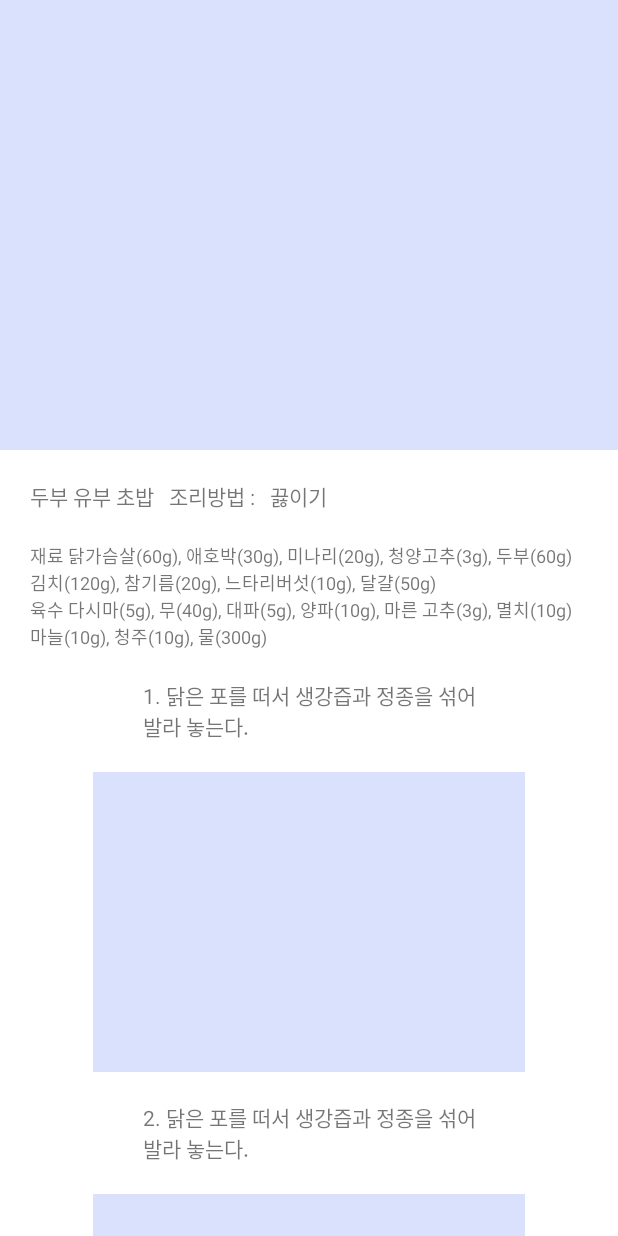
After one commit to cureasher/PicnicStore, an Android app: the layout recipe_detail_activity.xml on its own in the app's theme, with its tools: preview values and no code run, on a phone screen of 412 x 824 dp. The commit adds this screen. Run offline under Robolectric (Android 15) with nearby library versions, the phone set to English and light mode, and no system bars; network calls fail.

Commit message:
feat: Create RecipeDetailActivity and Add gradle Setting

```diff
--- a/app/src/main/AndroidManifest.xml
+++ b/app/src/main/AndroidManifest.xml
@@ -22,7 +22,8 @@
         tools:targetApi="31">
         <activity
             android:name=".MainActivity"
-            android:exported="true">
+            android:exported="true"
+            android:theme="@style/Theme.PicnicStore">
             <intent-filter>
                 <action android:name="android.intent.action.MAIN" />
 
@@ -33,6 +34,8 @@
                 android:name="android.app.lib_name"
                 android:value="" />
         </activity>
+        <activity android:name=".ui.recipe.detail.RecipeDetailActivity"
+            android:theme="@style/Theme.PicnicStore"/>
         <meta-data
             android:name="com.kakao.sdk.AppKey"
             android:value="@string/kakao_map_key" />
--- a/app/src/main/java/com/oh/app/common/PicnicStoreCommonFunctions.kt
+++ b/app/src/main/java/com/oh/app/common/PicnicStoreCommonFunctions.kt
@@ -5,3 +5,6 @@ import android.widget.Toast
 fun toastMessage(message: String) {
     Toast.makeText(PicnicStoreApplication.getAppInstance(), message, Toast.LENGTH_SHORT).show()
 }
+
+const val RECIPE_ADDRESS = "http://openapi.foodsafetykorea.go.kr/api/"
+const val LAST_URL = "/COOKRCP01/json/"
--- /dev/null
+++ b/app/src/main/res/layout/recipe_detail_activity.xml
@@ -0,0 +1,172 @@
+<?xml version="1.0" encoding="utf-8"?>
+<androidx.core.widget.NestedScrollView xmlns:android="http://schemas.android.com/apk/res/android"
+    xmlns:app="http://schemas.android.com/apk/res-auto"
+    xmlns:tools="http://schemas.android.com/tools"
+    android:id="@+id/detailLayout"
+    android:layout_width="match_parent"
+    android:layout_height="match_parent">
+
+    <androidx.constraintlayout.widget.ConstraintLayout
+        android:layout_width="match_parent"
+        android:layout_height="match_parent">
+
+        <ImageView
+            android:id="@+id/recipeMainImage"
+            android:layout_width="0dp"
+            android:layout_height="300dp"
+            app:layout_constraintEnd_toEndOf="parent"
+            app:layout_constraintStart_toStartOf="parent"
+            app:layout_constraintTop_toTopOf="parent"
+            tools:background="@color/light_blue" />
+
+        <TextView
+            android:id="@+id/recipeMenuName"
+            android:layout_width="wrap_content"
+            android:layout_height="wrap_content"
+            android:layout_marginStart="20dp"
+            android:layout_marginTop="20dp"
+            app:layout_constraintStart_toStartOf="parent"
+            app:layout_constraintTop_toBottomOf="@id/recipeMainImage"
+            tools:text="두부 유부 초밥" />
+
+        <TextView
+            android:id="@+id/cookingMethodText"
+            android:layout_width="wrap_content"
+            android:layout_height="wrap_content"
+            android:layout_marginStart="10dp"
+            app:layout_constraintBottom_toBottomOf="@+id/recipeMenuName"
+            app:layout_constraintStart_toEndOf="@+id/recipeMenuName"
+            tools:text="조리방법 :" />
+
+        <TextView
+            android:id="@+id/cookingMethod"
+            android:layout_width="wrap_content"
+            android:layout_height="wrap_content"
+            android:layout_marginStart="10dp"
+            app:layout_constraintBottom_toBottomOf="@+id/cookingMethodText"
+            app:layout_constraintStart_toEndOf="@+id/cookingMethodText"
+            tools:text="끓이기" />
+
+        <TextView
+            android:id="@+id/recipeMaterialName"
+            android:layout_width="match_parent"
+            android:layout_height="wrap_content"
+            android:layout_marginHorizontal="20dp"
+            android:layout_marginTop="20dp"
+            android:textAlignment="viewStart"
+            android:textSize="12sp"
+            app:layout_constraintStart_toStartOf="parent"
+            app:layout_constraintTop_toBottomOf="@id/recipeMenuName"
+            tools:text="재료 닭가슴살(60g), 애호박(30g), 미나리(20g), 청양고추(3g), 두부(60g)\n김치(120g), 참기름(20g), 느타리버섯(10g), 달걀(50g)\n육수 다시마(5g), 무(40g), 대파(5g), 양파(10g), 마른 고추(3g), 멸치(10g)\n마늘(10g), 청주(10g), 물(300g)" />
+
+
+        <TextView
+            android:id="@+id/guideText1"
+            android:layout_width="wrap_content"
+            android:layout_height="wrap_content"
+            android:layout_marginTop="20dp"
+            app:layout_constraintEnd_toEndOf="parent"
+            app:layout_constraintStart_toStartOf="parent"
+            app:layout_constraintTop_toBottomOf="@id/recipeMaterialName"
+            tools:text="1. 닭은 포를 떠서 생강즙과 정종을 섞어\n발라 놓는다." />
+
+        <ImageView
+            android:id="@+id/guideImage1"
+            android:layout_width="0dp"
+            android:layout_height="wrap_content"
+            android:layout_marginTop="20dp"
+            android:minHeight="200dp"
+            app:layout_constraintEnd_toEndOf="parent"
+            app:layout_constraintStart_toStartOf="parent"
+            app:layout_constraintTop_toBottomOf="@id/guideText1"
+            app:layout_constraintWidth_percent="0.7"
+            tools:background="@color/light_blue" />
+
+        <TextView
+            android:id="@+id/guideText2"
+            android:layout_width="wrap_content"
+            android:layout_height="wrap_content"
+            android:layout_marginTop="20dp"
+            app:layout_constraintEnd_toEndOf="parent"
+            app:layout_constraintStart_toStartOf="parent"
+            app:layout_constraintTop_toBottomOf="@id/guideImage1"
+            tools:text="2. 닭은 포를 떠서 생강즙과 정종을 섞어\n발라 놓는다." />
+
+        <ImageView
+            android:id="@+id/guideImage2"
+            android:layout_width="0dp"
+            android:layout_height="wrap_content"
+            android:layout_marginTop="20dp"
+            android:minHeight="200dp"
+            app:layout_constraintEnd_toEndOf="parent"
+            app:layout_constraintStart_toStartOf="parent"
+            app:layout_constraintTop_toBottomOf="@id/guideText2"
+            app:layout_constraintWidth_percent="0.7"
+            tools:background="@color/light_blue" />
+
+        <TextView
+            android:id="@+id/guideText3"
+            android:layout_width="wrap_content"
+            android:layout_height="wrap_content"
+            android:layout_marginTop="20dp"
+            app:layout_constraintEnd_toEndOf="parent"
+            app:layout_constraintStart_toStartOf="parent"
+            app:layout_constraintTop_toBottomOf="@id/guideImage2"
+            tools:text="3. 닭은 포를 떠서 생강즙과 정종을 섞어\n발라 놓는다." />
+
+        <ImageView
+            android:id="@+id/guideImage3"
+            android:layout_width="0dp"
+            android:layout_height="wrap_content"
+            android:layout_marginTop="20dp"
+            android:minHeight="200dp"
+            app:layout_constraintEnd_toEndOf="parent"
+            app:layout_constraintStart_toStartOf="parent"
+            app:layout_constraintTop_toBottomOf="@id/guideText3"
+            app:layout_constraintWidth_percent="0.7"
+            tools:background="@color/light_blue" />
+
+        <TextView
+            android:id="@+id/guideText4"
+            android:layout_width="wrap_content"
+            android:layout_height="wrap_content"
+            android:layout_marginTop="20dp"
+            app:layout_constraintEnd_toEndOf="parent"
+            app:layout_constraintStart_toStartOf="parent"
+            app:layout_constraintTop_toBottomOf="@id/guideImage3"
+            tools:text="4. 닭은 포를 떠서 생강즙과 정종을 섞어\n발라 놓는다." />
+
+
+        <ImageView
+            android:id="@+id/guideImage4"
+            android:layout_width="0dp"
+            android:layout_height="wrap_content"
+            android:layout_marginTop="20dp"
+            android:minHeight="200dp"
+            app:layout_constraintEnd_toEndOf="parent"
+            app:layout_constraintStart_toStartOf="parent"
+            app:layout_constraintTop_toBottomOf="@id/guideText4"
+            app:layout_constraintWidth_percent="0.7"
+            tools:background="@color/light_blue" />
+
+        <TextView
+            android:id="@+id/tagText"
+            android:layout_width="wrap_content"
+            android:layout_height="wrap_content"
+            android:layout_marginTop="20dp"
+            android:text="태그"
+            app:layout_constraintEnd_toEndOf="parent"
+            app:layout_constraintStart_toStartOf="parent"
+            app:layout_constraintTop_toBottomOf="@id/guideImage4" />
+
+        <TextView
+            android:id="@+id/tagTextValue"
+            android:layout_width="wrap_content"
+            android:layout_height="wrap_content"
+            android:layout_marginTop="20dp"
+            app:layout_constraintEnd_toEndOf="parent"
+            app:layout_constraintStart_toStartOf="parent"
+            app:layout_constraintTop_toBottomOf="@id/tagText"
+            tools:text="닭가슴살" />
+    </androidx.constraintlayout.widget.ConstraintLayout>
+</androidx.core.widget.NestedScrollView>
--- a/app/src/main/res/values/themes.xml
+++ b/app/src/main/res/values/themes.xml
@@ -1,13 +1,13 @@
 <resources xmlns:tools="http://schemas.android.com/tools">
     <!-- Base application theme. -->
-    <style name="Theme.PicnicStore" parent="Theme.MaterialComponents.DayNight.DarkActionBar">
+    <style name="Theme.PicnicStore" parent="Theme.MaterialComponents.DayNight.NoActionBar">
         <!-- Primary brand color. -->
-        <item name="colorPrimary">@color/purple_500</item>
-        <item name="colorPrimaryVariant">@color/purple_700</item>
+        <item name="colorPrimary">@color/dark_blue</item>
+        <item name="colorPrimaryVariant">@color/dark_blue</item>
         <item name="colorOnPrimary">@color/white</item>
         <!-- Secondary brand color. -->
-        <item name="colorSecondary">@color/teal_200</item>
-        <item name="colorSecondaryVariant">@color/teal_700</item>
+        <item name="colorSecondary">@color/light_blue</item>
+        <item name="colorSecondaryVariant">@color/dark_green</item>
         <item name="colorOnSecondary">@color/black</item>
         <!-- Status bar color. -->
         <item name="android:statusBarColor">?attr/colorPrimaryVariant</item>
```
Also changed, not shown: app/build.gradle (+24 -0 lines), app/src/main/java/com/oh/app/ui/recipe/adapter/RecipeRecyclerAdapter.kt (+21 -0 lines), app/src/main/java/com/oh/app/ui/recipe/detail/RecipeDetailActivity.kt (added, +90 -0 lines).
